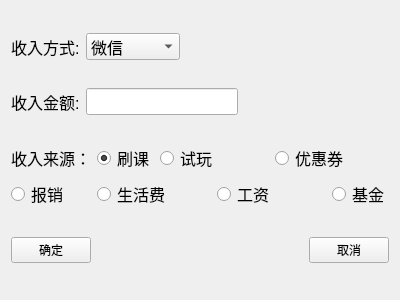
The window that income.ui (GWhoney/MyBank) describes before a commit, drawn with Qt 5.
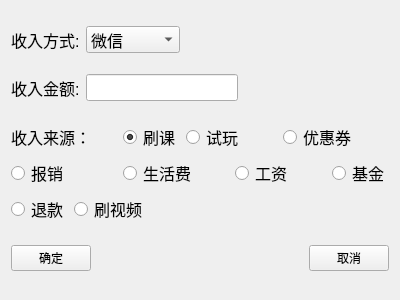
The same window after the commit.

Patch:
```diff
--- a/income.ui
+++ b/income.ui
@@ -117,7 +117,7 @@
    </item>
    <item>
     <layout class="QGridLayout" name="gridLayout">
-     <item row="0" column="0">
+     <item row="0" column="0" colspan="2">
       <widget class="QLabel" name="Label_Income_2">
        <property name="font">
         <font>
@@ -129,7 +129,7 @@
        </property>
       </widget>
      </item>
-     <item row="0" column="1">
+     <item row="0" column="2">
       <widget class="QRadioButton" name="RadioButton_Brush_Class">
        <property name="font">
         <font>
@@ -156,7 +156,7 @@
        </attribute>
       </widget>
      </item>
-     <item row="0" column="2" colspan="2">
+     <item row="0" column="3" colspan="2">
       <widget class="QRadioButton" name="RadioButton_TryPlay">
        <property name="font">
         <font>
@@ -171,7 +171,7 @@
        </attribute>
       </widget>
      </item>
-     <item row="0" column="4" colspan="2">
+     <item row="0" column="5" colspan="2">
       <widget class="QRadioButton" name="RadioButton_Coupon">
        <property name="font">
         <font>
@@ -201,7 +201,7 @@
        </attribute>
       </widget>
      </item>
-     <item row="1" column="1" colspan="2">
+     <item row="1" column="2" colspan="2">
       <widget class="QRadioButton" name="RadioButton_Alimony">
        <property name="font">
         <font>
@@ -216,7 +216,7 @@
        </attribute>
       </widget>
      </item>
-     <item row="1" column="3" colspan="2">
+     <item row="1" column="4" colspan="2">
       <widget class="QRadioButton" name="RadioButton_Wage">
        <property name="font">
         <font>
@@ -231,7 +231,7 @@
        </attribute>
       </widget>
      </item>
-     <item row="1" column="5">
+     <item row="1" column="6">
       <widget class="QRadioButton" name="RadioButton_Fund">
        <property name="font">
         <font>
@@ -246,6 +246,33 @@
        </attribute>
       </widget>
      </item>
+     <item row="2" column="0">
+      <widget class="QRadioButton" name="RadioButton_Fund_2">
+       <property name="font">
+        <font>
+         <pointsize>12</pointsize>
+        </font>
+       </property>
+       <property name="text">
+        <string>退款</string>
+       </property>
+       <attribute name="buttonGroup">
+        <string notr="true">Button_Income</string>
+       </attribute>
+      </widget>
+     </item>
+     <item row="2" column="1" colspan="2">
+      <widget class="QRadioButton" name="RadioButton_Fund_3">
+       <property name="font">
+        <font>
+         <pointsize>12</pointsize>
+        </font>
+       </property>
+       <property name="text">
+        <string>刷视频</string>
+       </property>
+      </widget>
+     </item>
     </layout>
    </item>
    <item>
```
